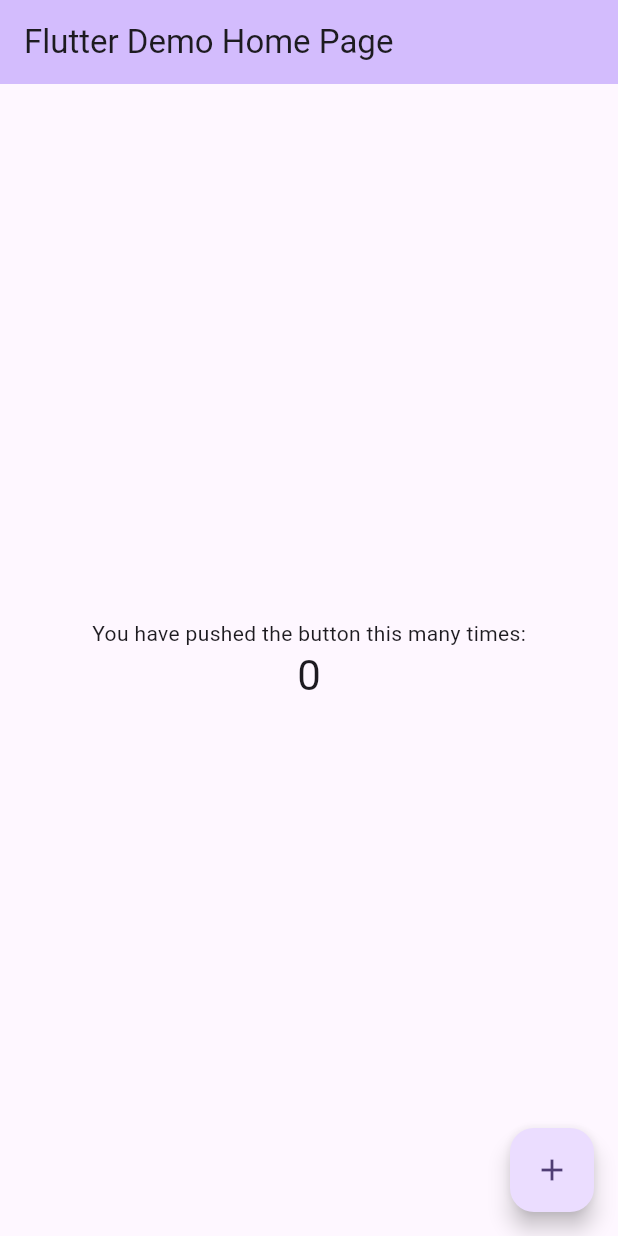
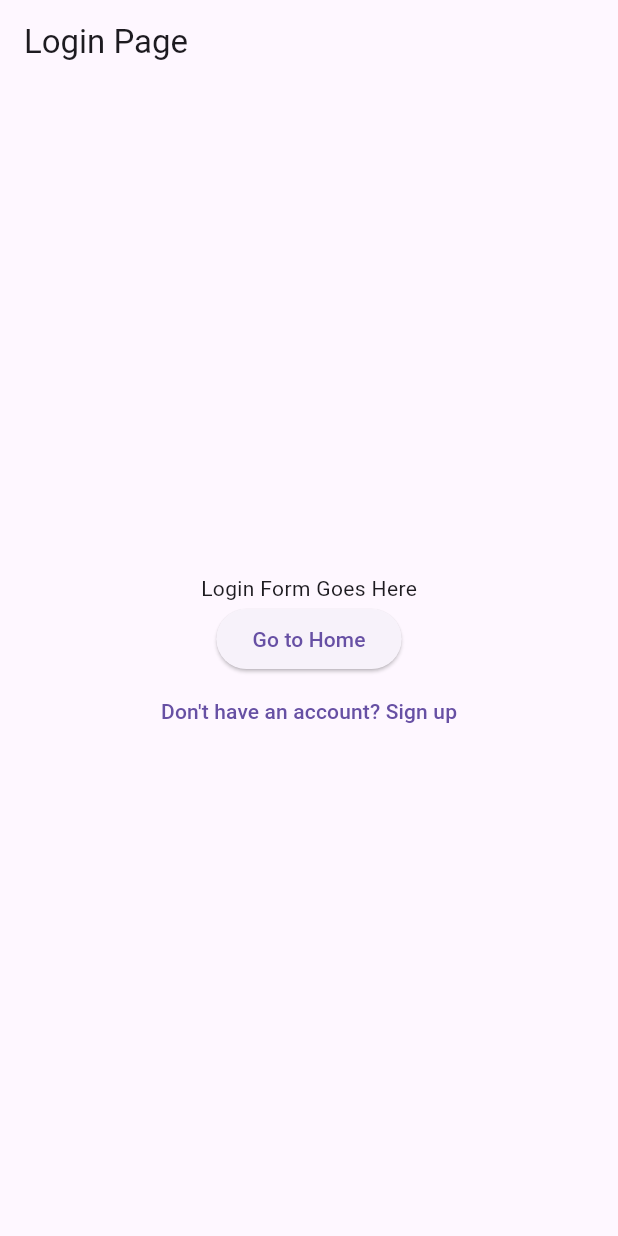
Before and after one commit to Peer-Tutoring/events-manager, a Flutter app: the screen it shows after launch, on a phone screen of 412 x 824 dp. Run offline on Flutter 3.47's test engine with Material 3 defaults, Android fonts, the phone set to English and light mode, and no system bars.

Commit message:
rough structure

```diff
--- /dev/null
+++ b/lib/login.dart
@@ -0,0 +1,39 @@
+import 'package:flutter/material.dart';
+
+class LoginPage extends StatefulWidget {
+  const LoginPage({super.key});
+
+  @override
+  State<LoginPage> createState() => _LoginPageState();
+}
+
+class _LoginPageState extends State<LoginPage> {
+  @override
+  Widget build(BuildContext context) {
+    return Scaffold(
+      appBar: AppBar(
+        title: const Text('Login Page'),
+      ),
+      body: Center(
+        child: Column(
+          mainAxisAlignment: MainAxisAlignment.center,
+          children: [
+            const Text('Login Form Goes Here'),
+            ElevatedButton(
+              onPressed: () {
+                Navigator.pushReplacementNamed(context, '/home');
+              },
+              child: const Text('Go to Home'),
+            ),
+            TextButton(
+              onPressed: () {
+                Navigator.pushNamed(context, '/signup');
+              },
+              child: const Text('Don\'t have an account? Sign up'),
+            ),
+          ],
+        ),
+      ),
+    );
+  }
+}
--- a/lib/main.dart
+++ b/lib/main.dart
@@ -1,125 +1,38 @@
 import 'package:flutter/material.dart';
+import 'login.dart';
+import 'signup.dart';
+import 'home.dart';
+import 'eventDetail.dart';
 
-void main() {
-  runApp(const MyApp());
-}
+void main() => runApp(const MyApp());
 
 class MyApp extends StatelessWidget {
   const MyApp({super.key});
 
-  // This widget is the root of your application.
   @override
   Widget build(BuildContext context) {
     return MaterialApp(
-      title: 'Flutter Demo',
-      theme: ThemeData(
-        // This is the theme of your application.
-        //
-        // TRY THIS: Try running your application with "flutter run". You'll see
-        // the application has a purple toolbar. Then, without quitting the app,
-        // try changing the seedColor in the colorScheme below to Colors.green
-        // and then invoke "hot reload" (save your changes or press the "hot
-        // reload" button in a Flutter-supported IDE, or press "r" if you used
-        // the command line to start the app).
-        //
-        // Notice that the counter didn't reset back to zero; the application
-        // state is not lost during the reload. To reset the state, use hot
-        // restart instead.
-        //
-        // This works for code too, not just values: Most code changes can be
-        // tested with just a hot reload.
-        colorScheme: ColorScheme.fromSeed(seedColor: Colors.deepPurple),
-        useMaterial3: true,
-      ),
-      home: const MyHomePage(title: 'Flutter Demo Home Page'),
+      home: AuthCheck(),
+      routes: {
+        '/signup': (context) => const SignupPage(),
+        '/home': (context) => const HomePage(),
+        '/eventDetail': (context) => const EventDetailPage(),
+      },
     );
   }
 }
 
-class MyHomePage extends StatefulWidget {
-  const MyHomePage({super.key, required this.title});
-
-  // This widget is the home page of your application. It is stateful, meaning
-  // that it has a State object (defined below) that contains fields that affect
-  // how it looks.
-
-  // This class is the configuration for the state. It holds the values (in this
-  // case the title) provided by the parent (in this case the App widget) and
-  // used by the build method of the State. Fields in a Widget subclass are
-  // always marked "final".
-
-  final String title;
-
-  @override
-  State<MyHomePage> createState() => _MyHomePageState();
-}
-
-class _MyHomePageState extends State<MyHomePage> {
-  int _counter = 0;
-
-  void _incrementCounter() {
-    setState(() {
-      // This call to setState tells the Flutter framework that something has
-      // changed in this State, which causes it to rerun the build method below
-      // so that the display can reflect the updated values. If we changed
-      // _counter without calling setState(), then the build method would not be
-      // called again, and so nothing would appear to happen.
-      _counter++;
-    });
-  }
+class AuthCheck extends StatelessWidget {
+  const AuthCheck({super.key});
 
   @override
   Widget build(BuildContext context) {
-    // This method is rerun every time setState is called, for instance as done
-    // by the _incrementCounter method above.
-    //
-    // The Flutter framework has been optimized to make rerunning build methods
-    // fast, so that you can just rebuild anything that needs updating rather
-    // than having to individually change instances of widgets.
-    return Scaffold(
-      appBar: AppBar(
-        // TRY THIS: Try changing the color here to a specific color (to
-        // Colors.amber, perhaps?) and trigger a hot reload to see the AppBar
-        // change color while the other colors stay the same.
-        backgroundColor: Theme.of(context).colorScheme.inversePrimary,
-        // Here we take the value from the MyHomePage object that was created by
-        // the App.build method, and use it to set our appbar title.
-        title: Text(widget.title),
-      ),
-      body: Center(
-        // Center is a layout widget. It takes a single child and positions it
-        // in the middle of the parent.
-        child: Column(
-          // Column is also a layout widget. It takes a list of children and
-          // arranges them vertically. By default, it sizes itself to fit its
-          // children horizontally, and tries to be as tall as its parent.
-          //
-          // Column has various properties to control how it sizes itself and
-          // how it positions its children. Here we use mainAxisAlignment to
-          // center the children vertically; the main axis here is the vertical
-          // axis because Columns are vertical (the cross axis would be
-          // horizontal).
-          //
-          // TRY THIS: Invoke "debug painting" (choose the "Toggle Debug Paint"
-          // action in the IDE, or press "p" in the console), to see the
-          // wireframe for each widget.
-          mainAxisAlignment: MainAxisAlignment.center,
-          children: <Widget>[
-            const Text(
-              'You have pushed the button this many times:',
-            ),
-            Text(
-              '$_counter',
-              style: Theme.of(context).textTheme.headlineMedium,
-            ),
-          ],
-        ),
-      ),
-      floatingActionButton: FloatingActionButton(
-        onPressed: _incrementCounter,
-        tooltip: 'Increment',
-        child: const Icon(Icons.add),
-      ), // This trailing comma makes auto-formatting nicer for build methods.
-    );
+    // Dummy authentication check
+    bool isAuthenticated = false;
+
+    if (!isAuthenticated) {
+      return const LoginPage();
+    }
+    return const HomePage();
   }
 }
```
Also changed, not shown: lib/eventDetail.dart (added, +33 -0 lines), lib/home.dart (added, +33 -0 lines), lib/signup.dart (added, +39 -0 lines).
